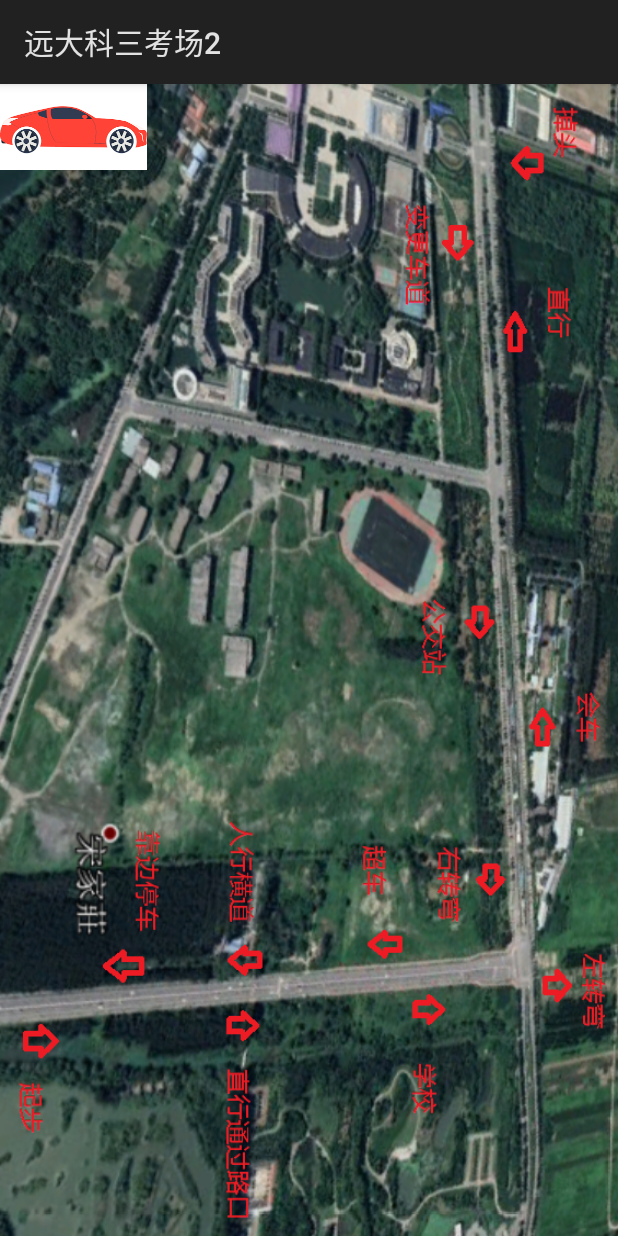
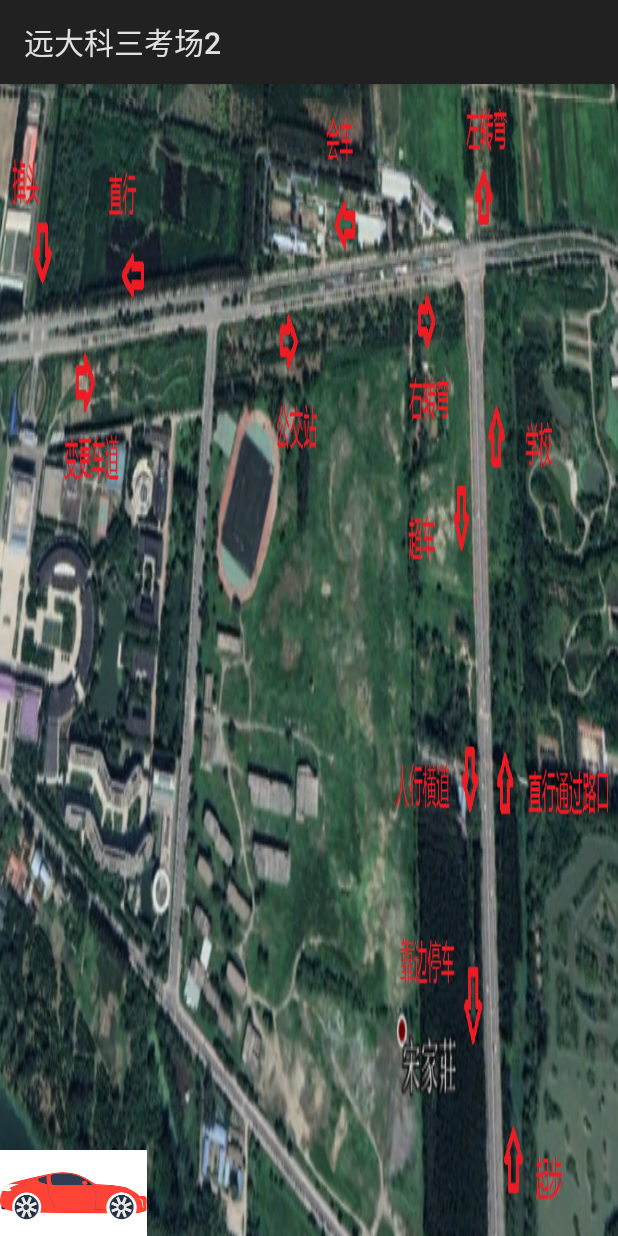
Before and after one commit to wangaijun/DaoXiangHu, an Android app: the layout activity_dxh.xml on its own in the app's theme, with its tools: preview values and no code run, on a phone screen of 412 x 824 dp. Run offline under Robolectric (Android 15) with nearby library versions, the phone set to English and light mode, and no system bars.

Commit message:
添加播放按钮

```diff
--- a/app/src/main/AndroidManifest.xml
+++ b/app/src/main/AndroidManifest.xml
@@ -12,7 +12,10 @@
         <activity android:name=".MainActivity">
 
         </activity>
-        <activity android:name=".DXHActivity">
+        <activity android:name=".DXHActivity"
+            android:theme="@android:style/Theme.NoTitleBar.Fullscreen"
+                  android:screenOrientation="landscape"
+        >
             <intent-filter>
                 <action android:name="android.intent.action.MAIN"/>
 
--- a/app/src/main/res/layout/activity_dxh.xml
+++ b/app/src/main/res/layout/activity_dxh.xml
@@ -1,5 +1,5 @@
 <?xml version="1.0" encoding="utf-8"?>
-<FrameLayout
+<RelativeLayout
         xmlns:android="http://schemas.android.com/apk/res/android"
         xmlns:app="http://schemas.android.com/apk/res-auto"
         android:layout_width="match_parent"
@@ -12,6 +12,8 @@
             android:id="@+id/btnPlay"
             android:layout_width="wrap_content" android:layout_height="wrap_content"
             android:src="@drawable/play"
+            android:layout_alignParentLeft="true"
+            android:layout_alignParentBottom="true"
     />
 
-</FrameLayout>
+</RelativeLayout>
```
Also changed, not shown: app/src/main/res/drawable-hdpi/dxh.png.
